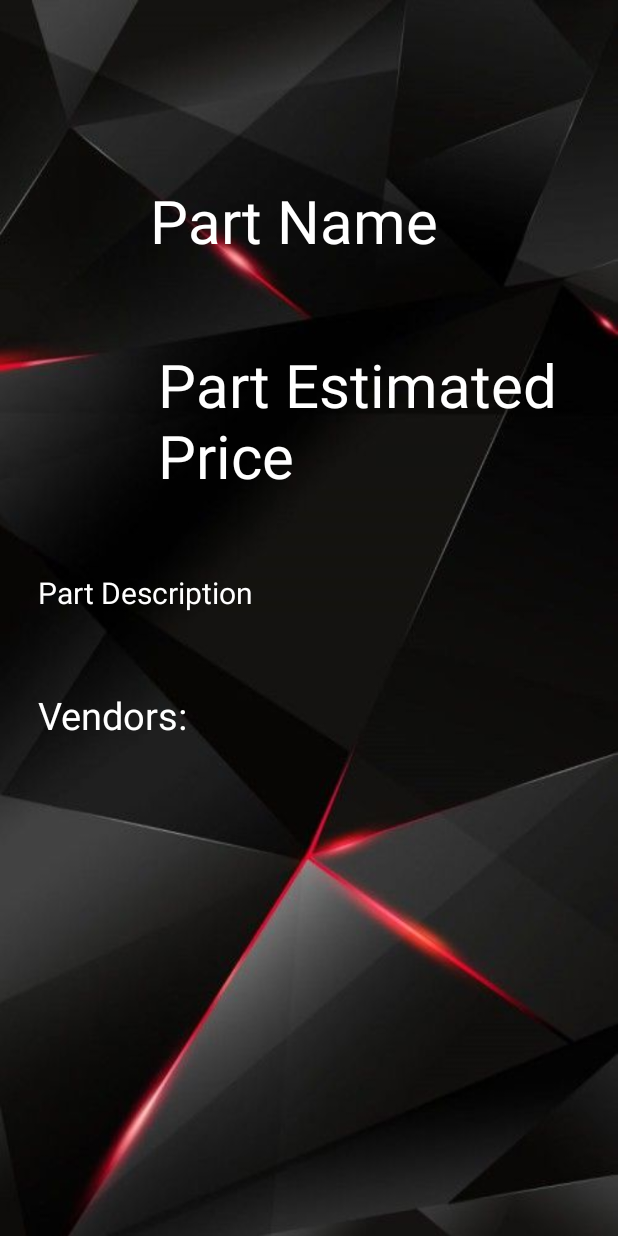
After one commit to RDymond73/Mobile-App-Dev-Project, an Android app: the layout activity_item.xml on its own in the app's theme, with its tools: preview values and no code run, on a phone screen of 412 x 824 dp. The commit adds this screen. Run offline under Robolectric (Android 15) with nearby library versions, the phone set to English and light mode, and no system bars.

Commit message:
third layout

```diff
--- a/app/src/main/AndroidManifest.xml
+++ b/app/src/main/AndroidManifest.xml
@@ -14,6 +14,9 @@
         android:theme="@style/Theme.G2Project"
         tools:targetApi="31">
         <activity
+            android:name=".item_activity"
+            android:exported="false" />
+        <activity
             android:name=".exploreActivity"
             android:exported="false" />
         <activity
--- /dev/null
+++ b/app/src/main/res/layout/activity_item.xml
@@ -0,0 +1,57 @@
+<?xml version="1.0" encoding="utf-8"?>
+<android.support.constraint.ConstraintLayout xmlns:android="http://schemas.android.com/apk/res/android"
+    xmlns:app="http://schemas.android.com/apk/res-auto"
+    xmlns:tools="http://schemas.android.com/tools"
+    android:layout_width="match_parent"
+    android:layout_height="match_parent"
+    tools:context=".item_activity">
+
+    <LinearLayout
+        android:layout_width="match_parent"
+        android:layout_height="match_parent"
+        android:background="@drawable/bcimg"
+        android:orientation="vertical">
+
+        <TextView
+            android:id="@+id/partName"
+            android:layout_width="wrap_content"
+            android:layout_height="wrap_content"
+            android:layout_marginLeft="80dp"
+            android:layout_marginTop="100dp"
+            android:padding="20dp"
+            android:text="Part Name"
+            android:textColor="@color/white"
+            android:textSize="40sp"/>
+
+        <TextView
+            android:id="@+id/partPrice"
+            android:layout_width="wrap_content"
+            android:layout_height="wrap_content"
+            android:layout_marginLeft="80dp"
+            android:layout_marginTop="10dp"
+            android:padding="25dp"
+            android:text="Part Estimated Price"
+            android:textColor="@color/white"
+            android:textSize="40sp" />
+
+        <TextView
+            android:id="@+id/partDesc"
+            android:layout_width="wrap_content"
+            android:layout_height="wrap_content"
+            android:padding="25dp"
+            android:text="Part Description"
+            android:textColor="@color/white"
+            android:textSize="20sp" />
+
+        <TextView
+            android:id="@+id/partLink"
+            android:layout_width="wrap_content"
+            android:layout_height="wrap_content"
+            android:padding="25dp"
+            android:text="Vendors: "
+            android:textColor="@color/white"
+            android:textSize="25sp" />
+
+    </LinearLayout>
+
+</android.support.constraint.ConstraintLayout>
```
Also changed, not shown: app/src/main/java/rick/edu/g2_project/exploreActivity.java (+91 -0 lines), app/src/main/java/rick/edu/g2_project/item_activity.java (added, +51 -0 lines).
